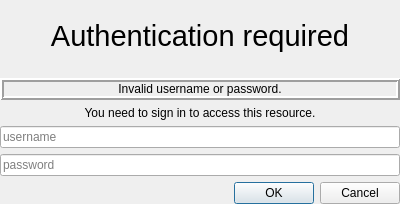
The window that uitools/widgets/Esri/ArcGISRuntime/Toolkit/Internal/UserCredentialView.ui (Esri/arcgis-maps-sdk-toolkit-qt) describes before a commit, drawn with Qt 5.
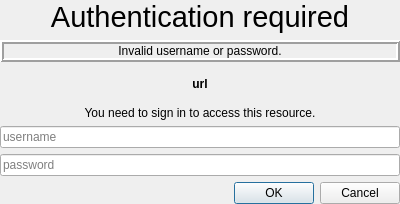
The same window after the commit.

Patch:
```diff
--- a/uitools/widgets/Esri/ArcGISRuntime/Toolkit/Internal/UserCredentialView.ui
+++ b/uitools/widgets/Esri/ArcGISRuntime/Toolkit/Internal/UserCredentialView.ui
@@ -77,6 +77,22 @@
      </property>
     </widget>
    </item>
+   <item>
+    <widget class="QLabel" name="authUrlLabel">
+     <property name="font">
+      <font>
+       <weight>75</weight>
+       <bold>true</bold>
+      </font>
+     </property>
+     <property name="text">
+      <string>url</string>
+     </property>
+     <property name="alignment">
+      <set>Qt::AlignCenter</set>
+     </property>
+    </widget>
+   </item>
    <item>
     <widget class="QLabel" name="message">
      <property name="sizePolicy">
```
